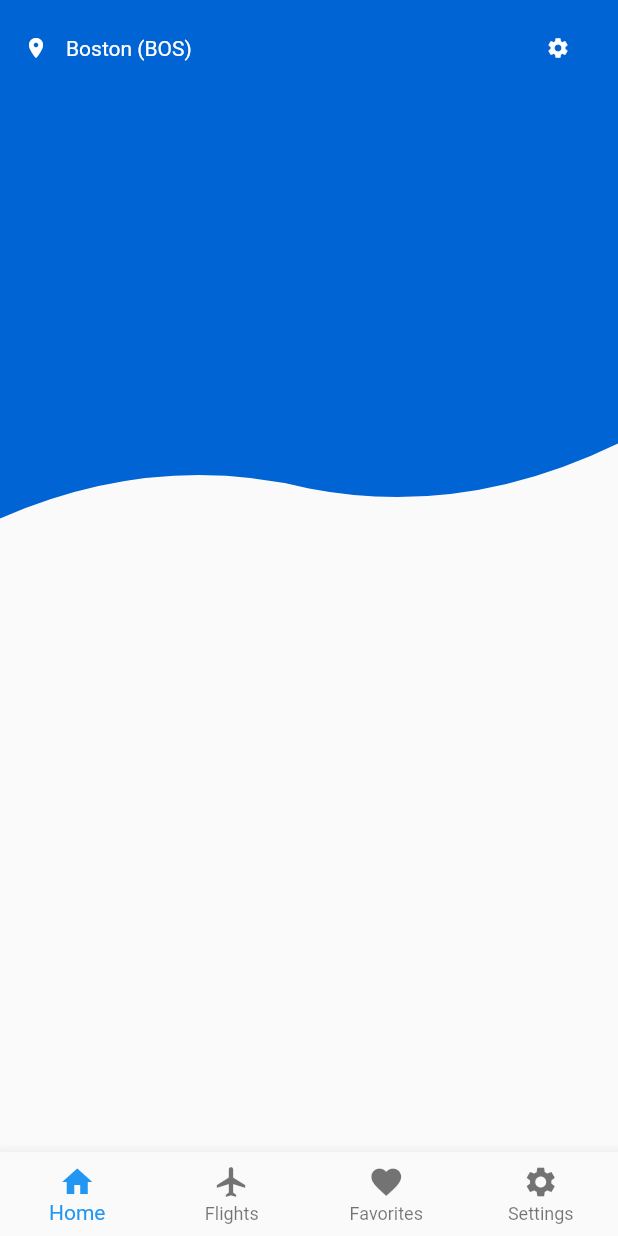
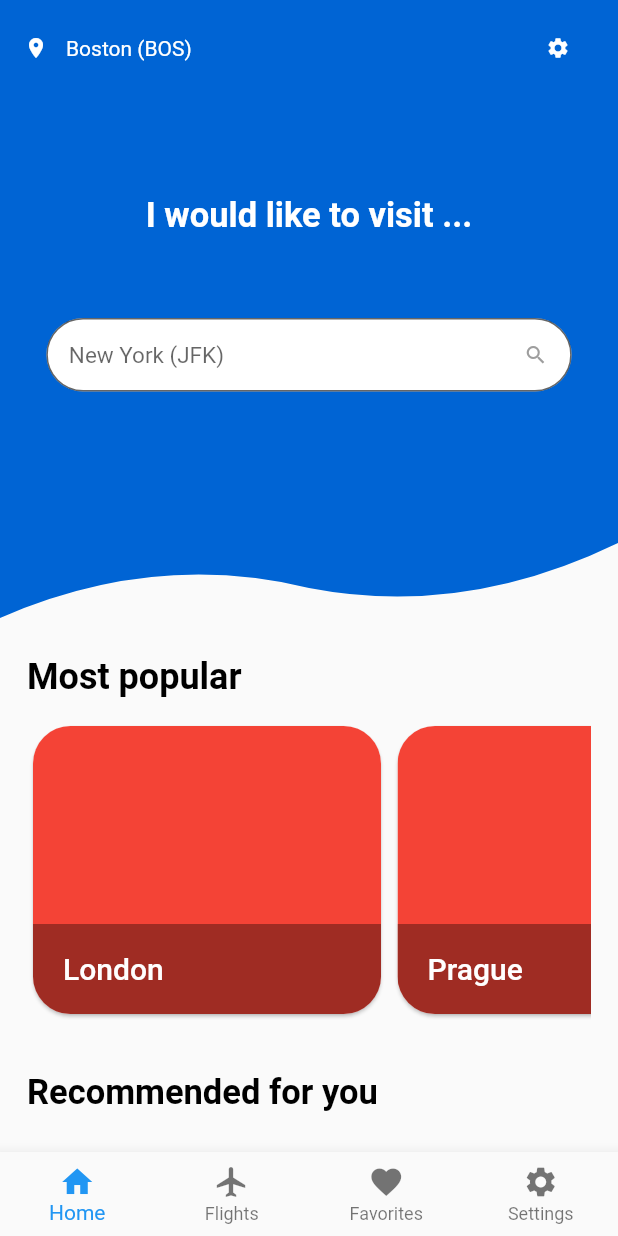
Before and after one commit to mzdm/virtual_traveller_flutter, a Flutter app: the screen it shows after launch, on a phone screen of 412 x 824 dp. Run offline on Flutter 3.47's test engine with Material 2 defaults, Android fonts, the phone set to English and light mode, and no system bars; our stand-ins replace bloc, equatable.

Commit message:
HomePage styling

```diff
--- a/lib/ui/pages/home_page/home_page.dart
+++ b/lib/ui/pages/home_page/home_page.dart
@@ -1,18 +1,43 @@
 import 'package:flutter/material.dart';
 import 'package:virtual_traveller_flutter/ui/pages/home_page/local_widgets/wave_clipper.dart';
+
+import 'local_widgets/rounded_card.dart';
 
 class HomePage extends StatelessWidget {
   @override
   Widget build(BuildContext context) {
     return Scaffold(
+      resizeToAvoidBottomInset: false,
       body: SafeArea(
+        child: SingleChildScrollView(
+          child: Column(
+            children: [
+              SizedBox(
+                height: MediaQuery.of(context).size.height * .5,
                 child: ClipPath(
                   clipper: WaveClipper(),
                   child: Container(
                     color: Theme.of(context).primaryColor,
                     child: Column(
                       children: [
-                Padding(
+                        waveDepartureContent(),
+                        SizedBox(height: 70.0),
+                        ...waveFlightContent(context),
+                      ],
+                    ),
+                  ),
+                ),
+              ),
+              bottomContent(),
+            ],
+          ),
+        ),
+      ),
+    );
+  }
+
+  Widget waveDepartureContent() {
+    return Padding(
       padding: const EdgeInsets.only(top: 4.0),
       child: ListTile(
         title: Row(
@@ -25,22 +50,103 @@ class HomePage extends StatelessWidget {
             ),
           ],
         ),
-                    trailing: InkWell(
-                      onTap: () {},
-                      child: IconButton(
+        trailing: IconButton(
           icon: Icon(Icons.settings, color: Colors.white, size: 16.0),
           onPressed: () {
-                          print('cliucked');
+            print('clicked');
           },
         ),
+      ),
+    );
+  }
+
+  List<Widget> waveFlightContent(BuildContext context) {
+    return <Widget>[
+      Text(
+        'I would like to visit ...',
+        style: TextStyle(
+          color: Colors.white,
+          fontSize: 23.0,
+          fontWeight: FontWeight.bold,
+        ),
+      ),
+      SizedBox(height: 55.0),
+      SizedBox(
+        width: MediaQuery.of(context).size.width * .85,
+        child: TextField(
+          decoration: InputDecoration(
+            filled: true,
+            fillColor: Colors.white,
+            contentPadding: EdgeInsets.all(15.0),
+            hintText: 'New York (JFK)',
+            hintStyle: TextStyle(
+              fontSize: 15.0,
+            ),
+            suffixIcon: Icon(Icons.search, color: Colors.grey, size: 16.0),
+            border: OutlineInputBorder(
+              borderRadius: BorderRadius.circular(25.0),
+            ),
+          ),
+        ),
+      ),
+    ];
+  }
+
+  Widget bottomContent() {
+    final sampleData = <String>[
+      'London',
+      'Prague',
+      'Barcelona',
+      'Stockholm',
+    ];
+
+    return Padding(
+      padding: const EdgeInsets.symmetric(horizontal: 18.0),
+      child: Column(
+        children: [
+          SizedBox(height: 25.0),
+          Align(
+            alignment: AlignmentDirectional.bottomStart,
+            child: Text(
+              'Most popular',
+              style: TextStyle(
+                color: Colors.black,
+                fontSize: 24.0,
+                fontWeight: FontWeight.w600,
+              ),
+            ),
+          ),
+          SizedBox(height: 15.0),
+          SizedBox(
+            height: 200.0,
+            child: ListView.builder(
+              itemCount: sampleData.length,
+              scrollDirection: Axis.horizontal,
+              itemBuilder: (_, index) {
+                return Padding(
+                  padding: const EdgeInsets.only(right: 3.0),
+                  child: RoundedCard(
+                    sample: sampleData[index],
+                    onTap: () {},
+                  ),
+                );
+              },
+            ),
+          ),
+          SizedBox(height: 35.0),
+          Align(
+            alignment: AlignmentDirectional.bottomStart,
+            child: Text(
+              'Recommended for you',
+              style: TextStyle(
+                color: Colors.black,
+                fontSize: 23.0,
+                fontWeight: FontWeight.bold,
               ),
             ),
           ),
         ],
       ),
-          ),
-        ),
-      ),
     );
   }
 }
--- /dev/null
+++ b/lib/ui/pages/home_page/local_widgets/rounded_card.dart
@@ -0,0 +1,64 @@
+import 'package:flutter/material.dart';
+
+class RoundedCard extends StatelessWidget {
+  const RoundedCard({
+    @required this.sample,
+    this.onTap,
+  }) : assert(sample != null);
+
+  final String sample;
+  final VoidCallback onTap;
+
+  @override
+  Widget build(BuildContext context) {
+    return SizedBox(
+      width: 240.0,
+      child: Card(
+        clipBehavior: Clip.antiAlias,
+        shape: RoundedRectangleBorder(
+          borderRadius: BorderRadius.circular(25.0),
+        ),
+        child: Stack(
+          children: [
+            Container(
+              decoration: BoxDecoration(
+                color: Colors.red,
+                image: null,
+              ),
+            ),
+            Material(
+              color: Colors.transparent,
+              child: InkWell(
+                onTap: onTap,
+              ),
+            ),
+            Column(
+              mainAxisAlignment: MainAxisAlignment.end,
+              crossAxisAlignment: CrossAxisAlignment.start,
+              children: [
+                Container(
+                  padding: const EdgeInsets.fromLTRB(20.0, 0.0, 12.0, 0.0),
+                  width: double.infinity,
+                  height: 60.0,
+                  color: Colors.black.withOpacity(0.35),
+                  child: Column(
+                    mainAxisAlignment: MainAxisAlignment.center,
+                    crossAxisAlignment: CrossAxisAlignment.start,
+                    children: [
+                      Text(
+                        sample,
+                        maxLines: 1,
+                        overflow: TextOverflow.ellipsis,
+                        style: Theme.of(context).textTheme.headline6.copyWith(color: Colors.white),
+                      ),
+                    ],
+                  ),
+                ),
+              ],
+            ),
+          ],
+        ),
+      ),
+    );
+  }
+}
--- a/lib/ui/pages/home_page/local_widgets/wave_clipper.dart
+++ b/lib/ui/pages/home_page/local_widgets/wave_clipper.dart
@@ -4,9 +4,7 @@ import 'package:flutter/material.dart';
 /// Clip widget in wave shape shape
 class WaveClipper extends CustomClipper<Path> {
   @override
-  Path getClip(Size screenSize) {
-    final size = Size(screenSize.width, screenSize.height * .45);
-
+  Path getClip(Size size) {
     final firstEndPoint = Offset(size.width * .5, size.height - 20);
     final firstControlPoint = Offset(size.width * .25, size.height - 45);
     final secondEndPoint = Offset(size.width, size.height - 50);
@@ -33,5 +31,5 @@ class WaveClipper extends CustomClipper<Path> {
   }
 
   @override
-  bool shouldReclip(CustomClipper<Path> oldClipper) => false;
+  bool shouldReclip(CustomClipper<Path> oldClipper) => true;
 }
```
Lines whose indentation alone changed are shown as unchanged.
